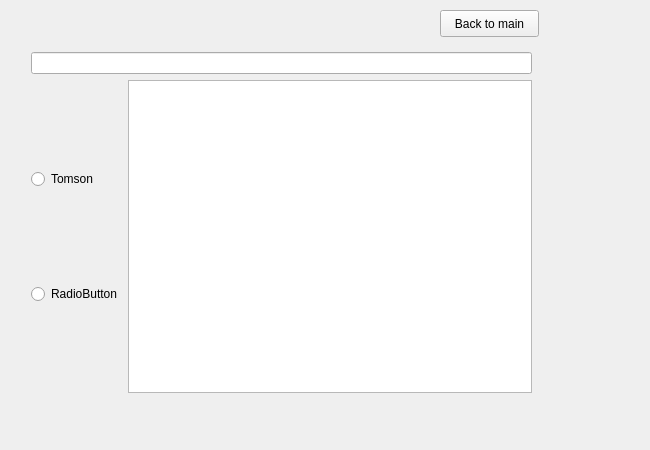
Qt form T-Rex/automatform.ui (michael-s92/rs15-26) before a commit.
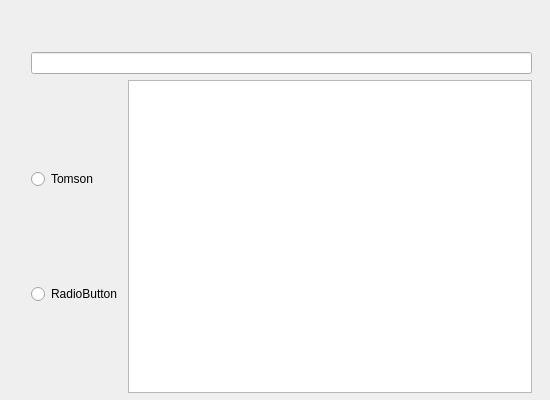
The same form after that commit.

Diff of the .ui file:
```diff
--- a/T-Rex/automatform.ui
+++ b/T-Rex/automatform.ui
@@ -6,26 +6,13 @@
    <rect>
     <x>0</x>
     <y>0</y>
-    <width>650</width>
-    <height>450</height>
+    <width>550</width>
+    <height>400</height>
    </rect>
   </property>
   <property name="windowTitle">
    <string>TRex - Automat</string>
   </property>
-  <widget class="QPushButton" name="bttn_main">
-   <property name="geometry">
-    <rect>
-     <x>440</x>
-     <y>10</y>
-     <width>99</width>
-     <height>27</height>
-    </rect>
-   </property>
-   <property name="text">
-    <string>Back to main</string>
-   </property>
-  </widget>
   <widget class="QWidget" name="layoutWidget">
    <property name="geometry">
     <rect>
```
